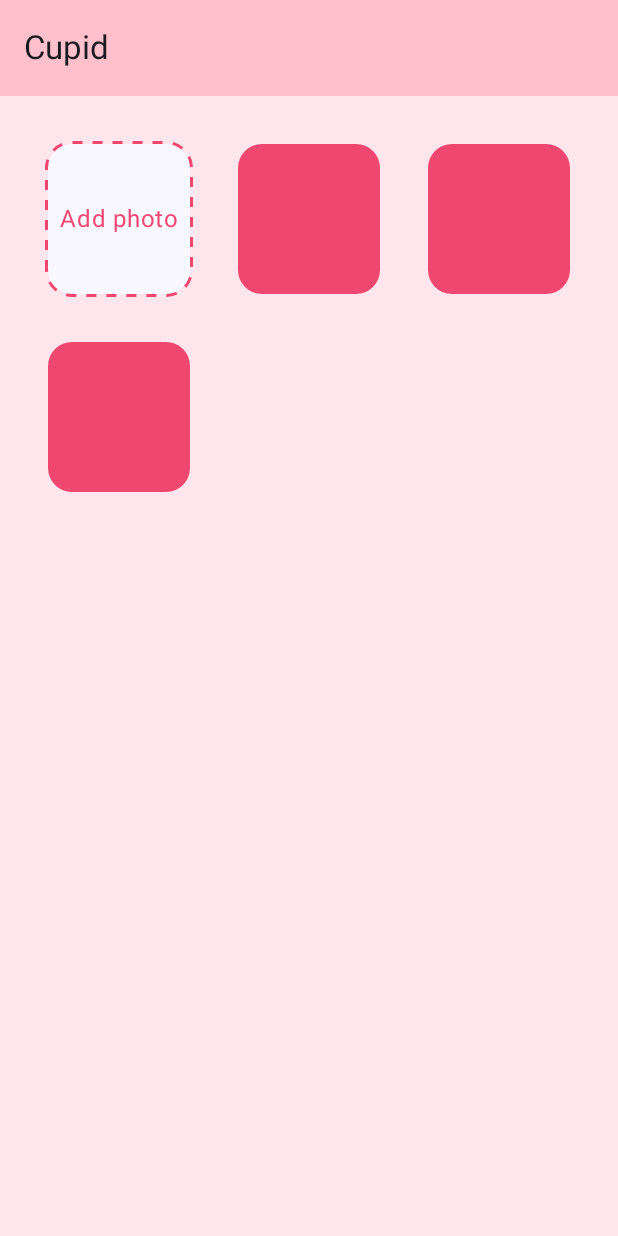
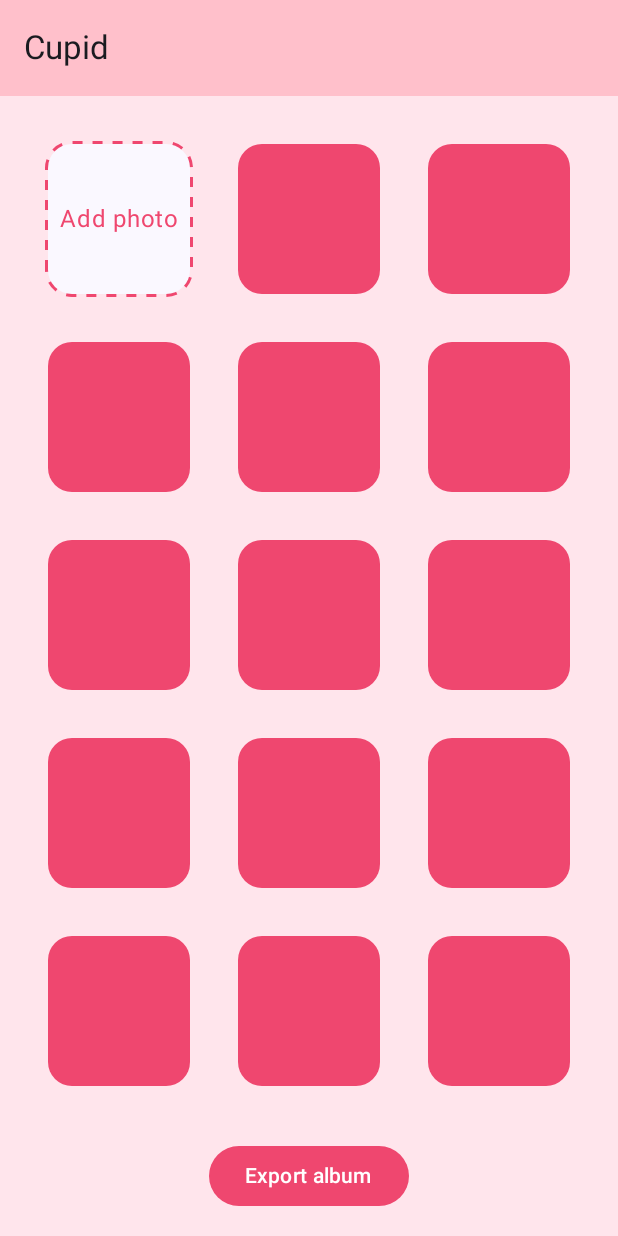
Before and after one commit to matex3525/s5-Android-APP, an Android app built with Jetpack Compose: the AlbumScreen screen opened through its navigation route, on a phone screen of 412 x 824 dp. Run offline under Robolectric (Android 15) with nearby library versions, the phone set to English and light mode, and no system bars.

Commit message:
Add photo/choose from gallery in progress

```diff
--- a/s5app/app/src/main/java/com/example/s5app/MainActivity.kt
+++ b/s5app/app/src/main/java/com/example/s5app/MainActivity.kt
@@ -1,6 +1,5 @@
 package com.example.s5app
 
-import android.annotation.SuppressLint
 import android.os.Bundle
 import androidx.activity.ComponentActivity
 import androidx.activity.compose.setContent
--- a/s5app/app/src/main/java/com/example/s5app/screen/AlbumScreen.kt
+++ b/s5app/app/src/main/java/com/example/s5app/screen/AlbumScreen.kt
@@ -8,6 +8,8 @@ import androidx.compose.foundation.layout.size
 import androidx.compose.foundation.lazy.grid.GridCells
 import androidx.compose.foundation.lazy.grid.LazyVerticalGrid
 import androidx.compose.foundation.shape.RoundedCornerShape
+import androidx.compose.material3.Button
+import androidx.compose.material3.ButtonDefaults
 import androidx.compose.material3.Surface
 import androidx.compose.material3.Text
 import androidx.compose.runtime.Composable
@@ -16,29 +18,59 @@ import androidx.compose.ui.Modifier
 import androidx.compose.ui.graphics.Color
 import androidx.compose.ui.unit.dp
 import com.example.s5app.extension.dashedBorder
+import androidx.compose.foundation.layout.Column
+import android.app.Activity
+import android.content.Intent
+import android.graphics.Bitmap
+import android.provider.MediaStore
+import androidx.activity.compose.rememberLauncherForActivityResult
+import androidx.activity.result.contract.ActivityResultContracts
+import androidx.compose.foundation.Image
+import androidx.compose.material3.*
+import androidx.compose.runtime.*
+import androidx.compose.ui.graphics.asImageBitmap
+import androidx.compose.ui.platform.LocalContext
+import androidx.compose.foundation.clickable
 
 @Composable
 fun AlbumScreen() {
-    Box(
+    Column(
         modifier = Modifier
             .background(Color(0xFFFFE5EC))
             .fillMaxSize()
     ) {
+        Box(
+            modifier = Modifier
+                .weight(1f)
+                .padding(16.dp)
+        ) {
             LazyVerticalGrid(
                 columns = GridCells.Fixed(3),
-            modifier = Modifier.padding(16.dp)
+                modifier = Modifier.fillMaxSize()
             ) {
                 item {
                     AddImageGridCell()
                 }
+                for (i in 1..25) {
                     item {
                         AlbumImageGridCell()
                     }
-            item {
-                AlbumImageGridCell()
                 }
-            item {
-                AlbumImageGridCell()
+            }
+        }
+        Box(
+            modifier = Modifier
+                .padding(16.dp)
+                .align(Alignment.CenterHorizontally)
+        ) {
+            Button(
+                onClick = { /* Do something */ },
+                colors = ButtonDefaults.buttonColors(
+                    containerColor = Color(0xFFEF476F), // Background color
+                    contentColor = Color.White // Text color
+                )
+            ) {
+                Text("Export album")
             }
         }
     }
@@ -53,28 +85,53 @@ fun AlbumImageGridCell() {
             .padding(16.dp)
             .size(100.dp)
     ) {
-//        Box(
-//            contentAlignment = Alignment.Center,
-//            modifier = Modifier.fillMaxSize()
-//        ) {
-//
-//        }
+        // Your content here
     }
 }
 
 @Composable
 fun AddImageGridCell() {
+    var imageBitmap by remember { mutableStateOf<Bitmap?>(null) }
+    var expanded by remember { mutableStateOf(false) }
+    val context = LocalContext.current
+
+    val cameraLauncher = rememberLauncherForActivityResult(
+        contract = ActivityResultContracts.StartActivityForResult()
+    ) { result ->
+        if (result.resultCode == Activity.RESULT_OK) {
+            val bitmap = result.data?.extras?.get("data") as Bitmap
+            imageBitmap = bitmap
+        }
+    }
+
+    val galleryLauncher = rememberLauncherForActivityResult(
+        contract = ActivityResultContracts.GetContent()
+    ) { uri ->
+        uri?.let {
+            val bitmap = MediaStore.Images.Media.getBitmap(context.contentResolver, it)
+            imageBitmap = bitmap
+        }
+    }
+
     Surface(
         shape = RoundedCornerShape(16.dp),
         modifier = Modifier
             .padding(16.dp)
             .size(100.dp)
             .dashedBorder(4.dp, Color(0xFFEF476F), 16.dp)
+            .clickable { expanded = true }
     ) {
         Box(
             contentAlignment = Alignment.Center,
             modifier = Modifier.fillMaxSize()
         ) {
+            if (imageBitmap != null) {
+                Image(
+                    bitmap = imageBitmap!!.asImageBitmap(),
+                    contentDescription = "Selected Image",
+                    modifier = Modifier.fillMaxSize()
+                )
+            } else {
                 Text(
                     text = "Add photo",
                     color = Color(0xFFEF476F)
@@ -82,3 +139,29 @@ fun AddImageGridCell() {
             }
         }
     }
+
+    DropdownMenu(
+        expanded = expanded,
+        onDismissRequest = { expanded = false }
+    ) {
+        DropdownMenuItem(
+            onClick = {
+            expanded = false
+            val cameraIntent = Intent(MediaStore.ACTION_IMAGE_CAPTURE)
+            cameraLauncher.launch(cameraIntent)
+            },
+            text = {
+                Text("Camera")
+            }
+        )
+        DropdownMenuItem(
+            onClick = {
+            expanded = false
+            galleryLauncher.launch("image/*")
+            },
+            text = {
+                Text("Gallery")
+            }
+        )
+    }
+}
```
Lines whose indentation alone changed are shown as unchanged.
